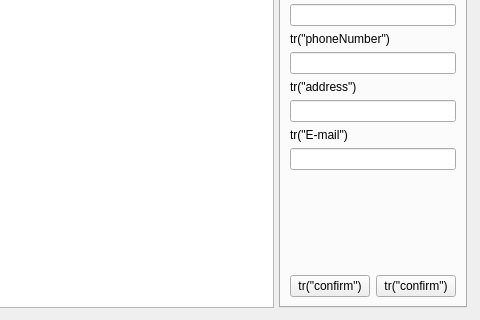
The window that CustomerProduct2Project/clientmanager.ui (SaintMonguss/Qt) describes before a commit, drawn with Qt 5; both pictures show x 255 to 735 and y 111 to 431 of the 735 by 431 pixel window.
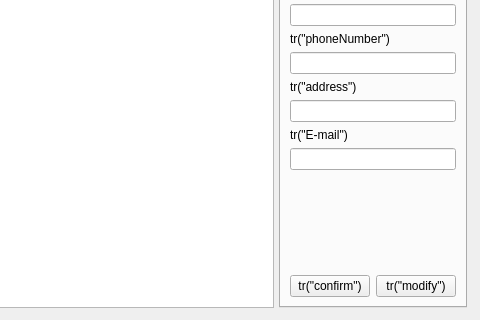
The same window after the commit.

Commit message: 수정기능 및 ID의 인풋 마스크 까지 구현

Diff of the .ui file:
```diff
--- a/CustomerProduct2Project/clientmanager.ui
+++ b/CustomerProduct2Project/clientmanager.ui
@@ -7,7 +7,7 @@
     <x>0</x>
     <y>0</y>
     <width>735</width>
-    <height>386</height>
+    <height>388</height>
    </rect>
   </property>
   <property name="windowTitle">
@@ -256,7 +256,7 @@
              <item>
               <widget class="QPushButton" name="clientModifyButton">
                <property name="text">
-                <string>tr(&quot;confirm&quot;)</string>
+                <string>tr(&quot;modify&quot;)</string>
                </property>
               </widget>
              </item>
```
Left out of the diff: 5 changed lines with no effect on the pictures. The commit also changes 2 other files.
